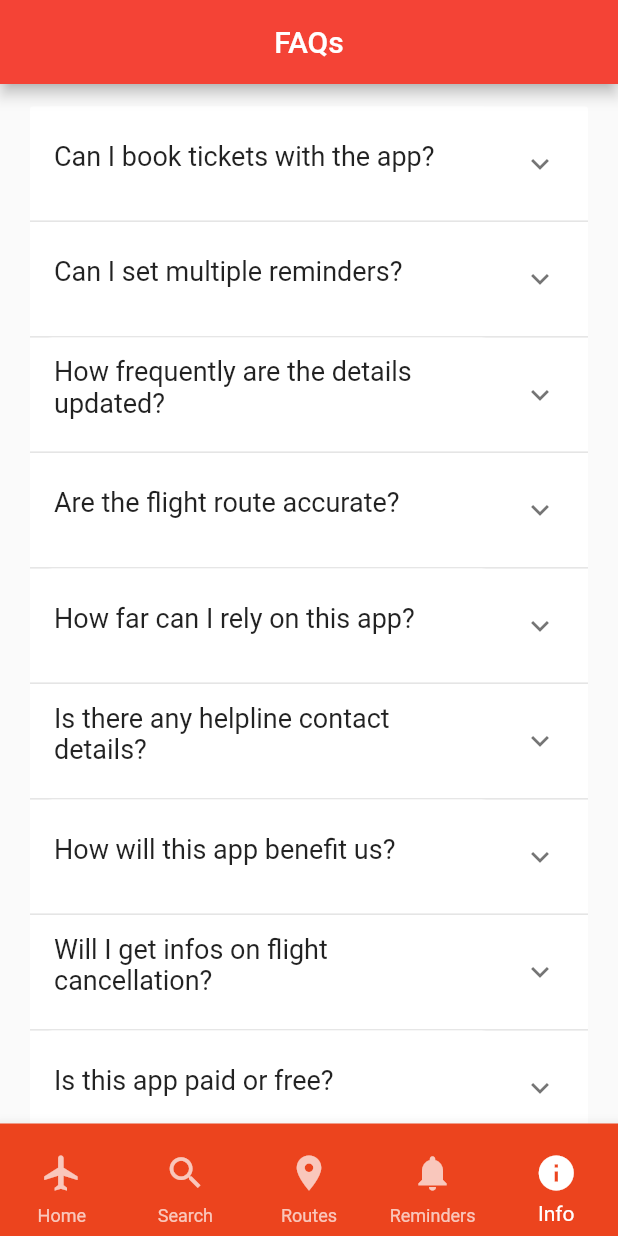
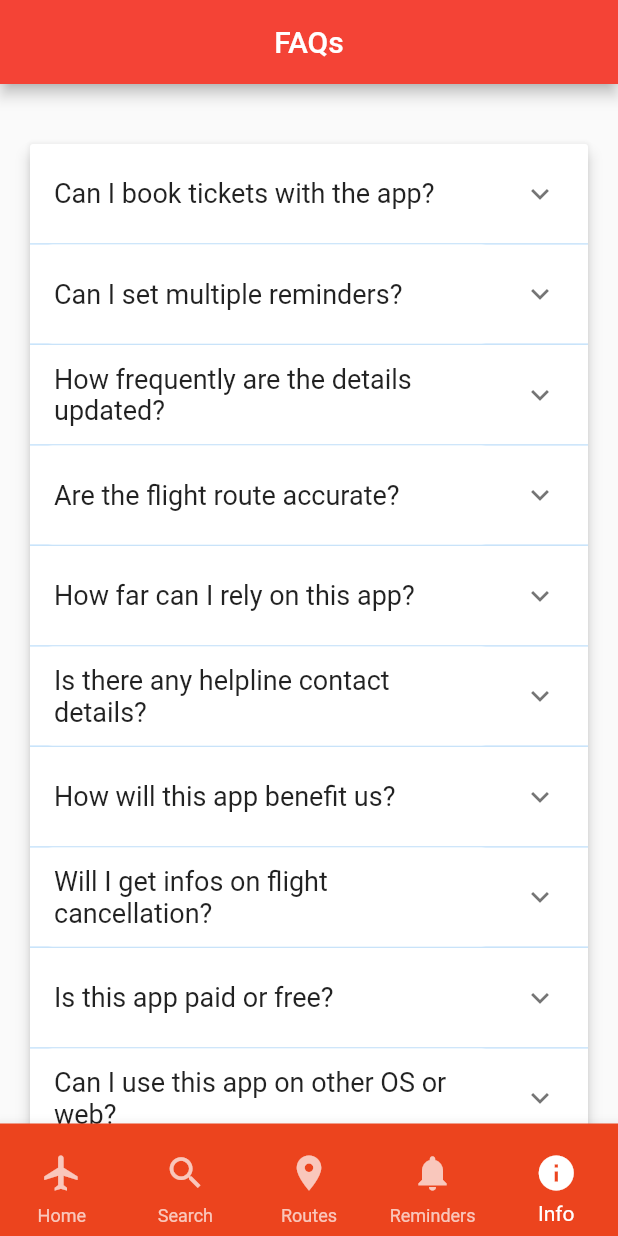
Before and after one commit to divyashC/fids_mobile_app, a Flutter app: the screen it shows after launch, item 5 of the bottom bar chosen, on a phone screen of 412 x 824 dp. Run offline on Flutter 3.47's test engine with Material 2 defaults, Android fonts, the phone set to English and light mode, and no system bars; our stand-ins replace flutter_local_notifications, timezone; network calls fail.

Commit message:
Finalized Info Page

```diff
--- a/lib/info_page.dart
+++ b/lib/info_page.dart
@@ -21,6 +21,17 @@ class _InfoPageState extends State<InfoPage> {
     Item(header: 'Will I get infos on flight cancellation?', body: loremIpsum),
     Item(header: 'Is this app paid or free?', body: loremIpsum),
     Item(header: 'Can I use this app on other OS or web?', body: loremIpsum),
+    Item(
+        header: 'Does this app provide real time flight tracking?',
+        body: loremIpsum),
+    Item(
+        header: 'Can I get ticket availability information?', body: loremIpsum),
+    Item(header: 'Can I get flight status?', body: loremIpsum),
+    Item(header: 'Who is this app for?', body: loremIpsum),
+    Item(
+        header: 'Is the API available to consumers on subscription?',
+        body: loremIpsum),
+    Item(header: 'Does this app work offline?', body: loremIpsum),
   ];
 
   @override
@@ -32,23 +43,23 @@ class _InfoPageState extends State<InfoPage> {
         ),
         body: SingleChildScrollView(
           padding: const EdgeInsets.only(
-            top: 15,
+            top: 40,
             left: 20,
             right: 20,
+            bottom: 50,
           ),
           child: ExpansionPanelList.radio(
-            elevation: 0,
+            animationDuration: const Duration(milliseconds: 700),
+            dividerColor: Colors.blue.shade100,
+            elevation: 4,
             children: items
                 .map(
                   (item) => ExpansionPanelRadio(
-                    // backgroundColor: Colors.red.shade100,
                     canTapOnHeader: true,
                     value: item.header,
-                    //container
                     headerBuilder: (context, isExpanded) => Container(
                       padding: const EdgeInsets.only(
                           left: 0, right: 10, top: 5, bottom: 5),
-                      margin: const EdgeInsets.only(bottom: 10),
                       decoration: BoxDecoration(
                         color: const Color.fromARGB(255, 255, 255, 255),
                         borderRadius: BorderRadius.circular(15),
@@ -61,10 +72,12 @@ class _InfoPageState extends State<InfoPage> {
                       ),
                     ),
                     body: Container(
+                      margin: const EdgeInsets.only(
+                          bottom: 20, left: 20, right: 20),
                       padding: const EdgeInsets.only(
-                          left: 20, right: 20, bottom: 30, top: 30),
+                          left: 10, right: 10, bottom: 30, top: 30),
                       decoration: BoxDecoration(
-                        color: const Color.fromARGB(245, 255, 245, 245),
+                        color: const Color.fromARGB(245, 253, 242, 242),
                         borderRadius: BorderRadius.circular(15),
                       ),
                       child: ListTitle(
```
